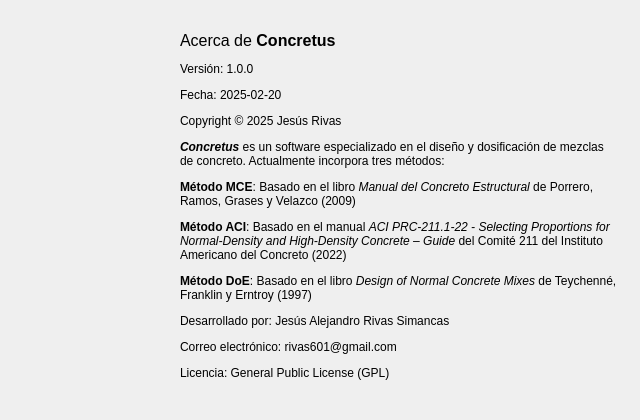
Before: the Qt Designer form gui/ui/about_dialog.ui in AMK-ULTRA/Concretus, drawn with Qt 5.
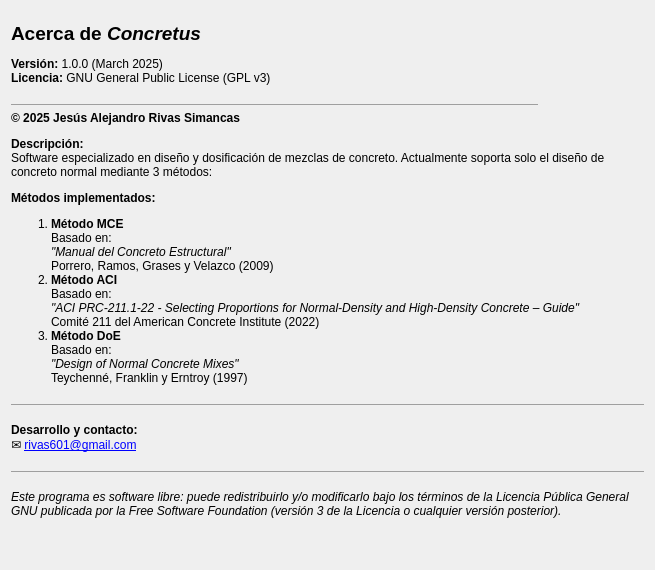
After: the same form once the commit is applied. Icons and pictures are not drawn.

Commit message: Significant improvements and bug fixes for regular_concrete_widget and main_window. Added new Check Design widget and redesigned the About dialog. Logger improvements.

Diff of the .ui file:
```diff
--- a/gui/ui/about_dialog.ui
+++ b/gui/ui/about_dialog.ui
@@ -9,8 +9,8 @@
    <rect>
     <x>0</x>
     <y>0</y>
-    <width>640</width>
-    <height>420</height>
+    <width>655</width>
+    <height>570</height>
    </rect>
   </property>
   <property name="sizePolicy">
@@ -21,14 +21,14 @@
   </property>
   <property name="minimumSize">
    <size>
-    <width>640</width>
-    <height>420</height>
+    <width>655</width>
+    <height>570</height>
    </size>
   </property>
   <property name="maximumSize">
    <size>
-    <width>640</width>
-    <height>420</height>
+    <width>655</width>
+    <height>570</height>
    </size>
   </property>
   <property name="windowTitle">
@@ -37,44 +37,256 @@
   <property name="locale">
    <locale language="Spanish" country="Venezuela"/>
   </property>
-  <widget class="QLabel" name="label_logo">
-   <property name="geometry">
-    <rect>
-     <x>20</x>
-     <y>0</y>
-     <width>140</width>
-     <height>140</height>
-    </rect>
+  <layout class="QVBoxLayout" name="verticalLayout" stretch="0,1">
+   <property name="spacing">
+    <number>0</number>
    </property>
-   <property name="text">
-    <string/>
+   <property name="bottomMargin">
+    <number>0</number>
    </property>
-   <property name="pixmap">
-    <pixmap>../../assets/images/about_logo.png</pixmap>
-   </property>
-   <property name="scaledContents">
-    <bool>true</bool>
-   </property>
-  </widget>
-  <widget class="QLabel" name="label_about">
-   <property name="geometry">
-    <rect>
-     <x>180</x>
-     <y>10</y>
-     <width>440</width>
-     <height>391</height>
-    </rect>
-   </property>
-   <property name="text">
-    <string>&lt;html&gt;&lt;head/&gt;&lt;body&gt;&lt;p&gt;&lt;span style=&quot; font-size:12pt;&quot;&gt;Acerca de &lt;/span&gt;&lt;span style=&quot; font-size:12pt; font-weight:700;&quot;&gt;Concretus&lt;/span&gt;&lt;/p&gt;&lt;p&gt;Versión: 1.0.0 &lt;/p&gt;&lt;p&gt;Fecha: 2025-02-20 &lt;/p&gt;&lt;p&gt;Copyright © 2025 Jesús Rivas &lt;/p&gt;&lt;p&gt;&lt;span style=&quot; font-weight:700; font-style:italic;&quot;&gt;Concretus&lt;/span&gt; es un software especializado en el diseño y dosificación de mezclas de concreto. Actualmente incorpora tres métodos:&lt;/p&gt;&lt;p&gt;&lt;span style=&quot; font-weight:700;&quot;&gt;Método MCE&lt;/span&gt;: Basado en el libro &lt;span style=&quot; font-style:italic;&quot;&gt;Manual del Concreto Estructural&lt;/span&gt; de Porrero, Ramos, Grases y Velazco (2009)&lt;/p&gt;&lt;p&gt;&lt;span style=&quot; font-weight:700;&quot;&gt;Método ACI&lt;/span&gt;: Basado en el manual &lt;span style=&quot; font-style:italic;&quot;&gt;ACI PRC-211.1-22 - Selecting Proportions for Normal-Density and High-Density Concrete – Guide &lt;/span&gt;del Comité 211 del Instituto Americano del Concreto (2022)&lt;/p&gt;&lt;p&gt;&lt;span style=&quot; font-weight:700;&quot;&gt;Método DoE&lt;/span&gt;: Basado en el libro &lt;span style=&quot; font-style:italic;&quot;&gt;Design of Normal Concrete Mixes&lt;/span&gt; de Teychenné, Franklin y Erntroy (1997)&lt;/p&gt;&lt;p&gt;Desarrollado por: Jesús Alejandro Rivas Simancas&lt;/p&gt;&lt;p&gt;Correo electrónico: rivas601@gmail.com &lt;/p&gt;&lt;p&gt;Licencia: General Public License (GPL) &lt;/p&gt;&lt;/body&gt;&lt;/html&gt;</string>
-   </property>
-   <property name="textFormat">
-    <enum>Qt::TextFormat::AutoText</enum>
-   </property>
-   <property name="wordWrap">
-    <bool>true</bool>
-   </property>
-  </widget>
+   <item>
+    <layout class="QHBoxLayout" name="horizontalLayout" stretch="1,0">
+     <property name="spacing">
+      <number>6</number>
+     </property>
+     <item>
+      <widget class="QLabel" name="title">
+       <property name="text">
+        <string>&lt;html&gt;
+
+&lt;head&gt;
+&lt;meta http-equiv=Content-Type content=&quot;text/html; charset=windows-1252&quot;&gt;
+&lt;meta name=Generator content=&quot;Microsoft Word 15 (filtered)&quot;&gt;
+&lt;style&gt;
+&lt;!--
+ /* Font Definitions */
+ @font-face
+	{font-family:Wingdings;
+	panose-1:5 0 0 0 0 0 0 0 0 0;}
+@font-face
+	{font-family:&quot;Cambria Math&quot;;
+	panose-1:2 4 5 3 5 4 6 3 2 4;}
+@font-face
+	{font-family:Calibri;
+	panose-1:2 15 5 2 2 2 4 3 2 4;}
+@font-face
+	{font-family:Aptos;}
+ /* Style Definitions */
+ p.MsoNormal, li.MsoNormal, div.MsoNormal
+	{margin-top:0in;
+	margin-right:0in;
+	margin-bottom:8.0pt;
+	margin-left:0in;
+	line-height:107%;
+	font-size:11.0pt;
+	font-family:&quot;Aptos&quot;,sans-serif;}
+.MsoChpDefault
+	{font-family:&quot;Aptos&quot;,sans-serif;}
+.MsoPapDefault
+	{margin-bottom:8.0pt;
+	line-height:107%;}
+@page WordSection1
+	{size:8.5in 11.0in;
+	margin:1.0in 1.0in 1.0in 1.0in;}
+div.WordSection1
+	{page:WordSection1;}
+ /* List Definitions */
+ ol
+	{margin-bottom:0in;}
+ul
+	{margin-bottom:0in;}
+--&gt;
+&lt;/style&gt;
+
+&lt;/head&gt;
+
+&lt;body lang=ES-VE link=&quot;#467886&quot; vlink=&quot;#96607D&quot; style='word-wrap:break-word'&gt;
+
+&lt;div class=WordSection1&gt;
+
+&lt;p class=MsoNormal&gt;&lt;b&gt;&lt;span style='font-size:14.0pt;line-height:107%;
+font-family:&quot;Calibri&quot;,sans-serif'&gt;Acerca de &lt;i&gt;Concretus&lt;/i&gt;&lt;/span&gt;&lt;/b&gt;&lt;/p&gt;
+
+&lt;p class=MsoNormal&gt;&lt;b&gt;&lt;span style='font-family:&quot;Calibri&quot;,sans-serif'&gt;Versión:&lt;/span&gt;&lt;/b&gt;&lt;span
+style='font-family:&quot;Calibri&quot;,sans-serif'&gt;&amp;nbsp;1.0.0 (March 2025)&lt;br&gt;
+&lt;b&gt;Licencia:&lt;/b&gt;&amp;nbsp;GNU General Public License (GPL v3)&lt;/span&gt;&lt;/p&gt;
+
+&lt;div class=MsoNormal align=center style='text-align:center'&gt;&lt;span
+style='font-family:&quot;Calibri&quot;,sans-serif'&gt;
+
+&lt;hr size=1 width=&quot;100%&quot; noshade style='color:black' align=center&gt;
+
+&lt;/span&gt;&lt;/div&gt;
+
+&lt;/div&gt;
+
+&lt;/body&gt;
+
+&lt;/html&gt;</string>
+       </property>
+       <property name="alignment">
+        <set>Qt::AlignmentFlag::AlignBottom|Qt::AlignmentFlag::AlignLeading|Qt::AlignmentFlag::AlignLeft</set>
+       </property>
+      </widget>
+     </item>
+     <item>
+      <widget class="QLabel" name="label_logo">
+       <property name="minimumSize">
+        <size>
+         <width>100</width>
+         <height>100</height>
+        </size>
+       </property>
+       <property name="maximumSize">
+        <size>
+         <width>100</width>
+         <height>100</height>
+        </size>
+       </property>
+       <property name="text">
+        <string/>
+       </property>
+       <property name="pixmap">
+        <pixmap>../../assets/images/about_logo.png</pixmap>
+       </property>
+       <property name="scaledContents">
+        <bool>true</bool>
+       </property>
+      </widget>
+     </item>
+    </layout>
+   </item>
+   <item>
+    <widget class="QLabel" name="body">
+     <property name="text">
+      <string>&lt;html&gt;
+
+&lt;head&gt;
+&lt;meta http-equiv=Content-Type content=&quot;text/html; charset=windows-1252&quot;&gt;
+&lt;meta name=Generator content=&quot;Microsoft Word 15 (filtered)&quot;&gt;
+&lt;style&gt;
+&lt;!--
+ /* Font Definitions */
+ @font-face
+	{font-family:Wingdings;
+	panose-1:5 0 0 0 0 0 0 0 0 0;}
+@font-face
+	{font-family:&quot;Cambria Math&quot;;
+	panose-1:2 4 5 3 5 4 6 3 2 4;}
+@font-face
+	{font-family:Calibri;
+	panose-1:2 15 5 2 2 2 4 3 2 4;}
+@font-face
+	{font-family:Aptos;}
+@font-face
+	{font-family:&quot;Segoe UI Emoji&quot;;
+	panose-1:2 11 5 2 4 2 4 2 2 3;}
+ /* Style Definitions */
+ p.MsoNormal, li.MsoNormal, div.MsoNormal
+	{margin-top:0in;
+	margin-right:0in;
+	margin-bottom:8.0pt;
+	margin-left:0in;
+	line-height:107%;
+	font-size:11.0pt;
+	font-family:&quot;Aptos&quot;,sans-serif;}
+a:link, span.MsoHyperlink
+	{color:#467886;
+	text-decoration:underline;}
+.MsoChpDefault
+	{font-family:&quot;Aptos&quot;,sans-serif;}
+.MsoPapDefault
+	{margin-bottom:8.0pt;
+	line-height:107%;}
+@page WordSection1
+	{size:8.5in 11.0in;
+	margin:1.0in 1.0in 1.0in 1.0in;}
+div.WordSection1
+	{page:WordSection1;}
+ /* List Definitions */
+ ol
+	{margin-bottom:0in;}
+ul
+	{margin-bottom:0in;}
+--&gt;
+&lt;/style&gt;
+
+&lt;/head&gt;
+
+&lt;body lang=ES-VE link=&quot;#467886&quot; vlink=&quot;#96607D&quot; style='word-wrap:break-word'&gt;
+
+&lt;div class=WordSection1&gt;
+
+&lt;p class=MsoNormal&gt;&lt;b&gt;&lt;span style='font-family:&quot;Calibri&quot;,sans-serif'&gt;© 2025
+Jesús Alejandro Rivas Simancas&lt;/span&gt;&lt;/b&gt;&lt;/p&gt;
+
+&lt;p class=MsoNormal&gt;&lt;b&gt;&lt;span style='font-family:&quot;Calibri&quot;,sans-serif'&gt;Descripción:&lt;/span&gt;&lt;/b&gt;&lt;span
+style='font-family:&quot;Calibri&quot;,sans-serif'&gt;&lt;br&gt;
+Software especializado en diseño y dosificación de mezclas de concreto.
+Actualmente soporta solo el diseño de concreto normal mediante 3 métodos:&lt;/span&gt;&lt;/p&gt;
+
+&lt;p class=MsoNormal&gt;&lt;b&gt;&lt;span style='font-family:&quot;Calibri&quot;,sans-serif'&gt;Métodos
+implementados:&lt;/span&gt;&lt;/b&gt;&lt;/p&gt;
+
+&lt;ol style='margin-top:0in' start=1 type=1&gt;
+ &lt;li class=MsoNormal&gt;&lt;b&gt;&lt;span style='font-family:&quot;Calibri&quot;,sans-serif'&gt;Método
+     MCE&lt;/span&gt;&lt;/b&gt;&lt;span style='font-family:&quot;Calibri&quot;,sans-serif'&gt;&lt;br&gt;
+     Basado en:&lt;br&gt;
+     &lt;i&gt;&amp;quot;Manual del Concreto Estructural&amp;quot;&lt;/i&gt;&lt;br&gt;
+     Porrero, Ramos, Grases y Velazco (2009)&lt;/span&gt;&lt;/li&gt;
+ &lt;li class=MsoNormal&gt;&lt;b&gt;&lt;span style='font-family:&quot;Calibri&quot;,sans-serif'&gt;Método
+     ACI&lt;/span&gt;&lt;/b&gt;&lt;span style='font-family:&quot;Calibri&quot;,sans-serif'&gt;&lt;br&gt;
+     Basado en:&lt;br&gt;
+     &lt;i&gt;&amp;quot;ACI PRC-211.1-22 - Selecting Proportions for Normal-Density and
+     High-Density Concrete – Guide&amp;quot;&lt;/i&gt;&lt;br&gt;
+     Comité 211 del American Concrete Institute (2022)&lt;/span&gt;&lt;/li&gt;
+ &lt;li class=MsoNormal&gt;&lt;b&gt;&lt;span style='font-family:&quot;Calibri&quot;,sans-serif'&gt;Método
+     DoE&lt;/span&gt;&lt;/b&gt;&lt;span style='font-family:&quot;Calibri&quot;,sans-serif'&gt;&lt;br&gt;
+     Basado en:&lt;br&gt;
+     &lt;i&gt;&amp;quot;Design of Normal Concrete Mixes&amp;quot;&lt;/i&gt;&lt;br&gt;
+     Teychenné, Franklin y Erntroy (1997)&lt;/span&gt;&lt;/li&gt;
+&lt;/ol&gt;
+
+&lt;div class=MsoNormal align=center style='text-align:center'&gt;&lt;span
+style='font-family:&quot;Calibri&quot;,sans-serif'&gt;
+
+&lt;hr size=1 width=&quot;100%&quot; noshade style='color:black' align=center&gt;
+
+&lt;/span&gt;&lt;/div&gt;
+
+&lt;p class=MsoNormal&gt;&lt;b&gt;&lt;span style='font-family:&quot;Calibri&quot;,sans-serif'&gt;Desarrollo
+y contacto:&lt;/span&gt;&lt;/b&gt;&lt;span style='font-family:&quot;Calibri&quot;,sans-serif'&gt;&lt;br&gt;
+&lt;/span&gt;&lt;span style='font-family:&quot;Segoe UI Emoji&quot;,sans-serif'&gt;&amp;#9993;&amp;#65039;&lt;/span&gt;&lt;span
+style='font-family:&quot;Calibri&quot;,sans-serif'&gt;&amp;nbsp;&lt;/span&gt;&lt;a
+href=&quot;mailto:rivas601@gmail.com&quot; target=&quot;_blank&quot;&gt;&lt;span style='font-family:&quot;Calibri&quot;,sans-serif'&gt;rivas601@gmail.com&lt;/span&gt;&lt;/a&gt;&lt;/p&gt;
+
+&lt;div class=MsoNormal align=center style='text-align:center'&gt;&lt;span
+style='font-family:&quot;Calibri&quot;,sans-serif'&gt;
+
+&lt;hr size=1 width=&quot;100%&quot; noshade style='color:black' align=center&gt;
+
+&lt;/span&gt;&lt;/div&gt;
+
+&lt;p class=MsoNormal&gt;&lt;i&gt;&lt;span style='font-family:&quot;Calibri&quot;,sans-serif'&gt;Este
+programa es software libre: puede redistribuirlo y/o modificarlo bajo los
+términos de la Licencia Pública General GNU publicada por la Free Software
+Foundation (versión 3 de la Licencia o cualquier versión posterior).&lt;/span&gt;&lt;/i&gt;&lt;/p&gt;
+
+&lt;/div&gt;
+
+&lt;/body&gt;
+
+&lt;/html&gt;</string>
+     </property>
+     <property name="alignment">
+      <set>Qt::AlignmentFlag::AlignLeading|Qt::AlignmentFlag::AlignLeft|Qt::AlignmentFlag::AlignTop</set>
+     </property>
+     <property name="wordWrap">
+      <bool>true</bool>
+     </property>
+    </widget>
+   </item>
+  </layout>
  </widget>
  <resources/>
  <connections/>
```
The commit also changes 31 other files.
